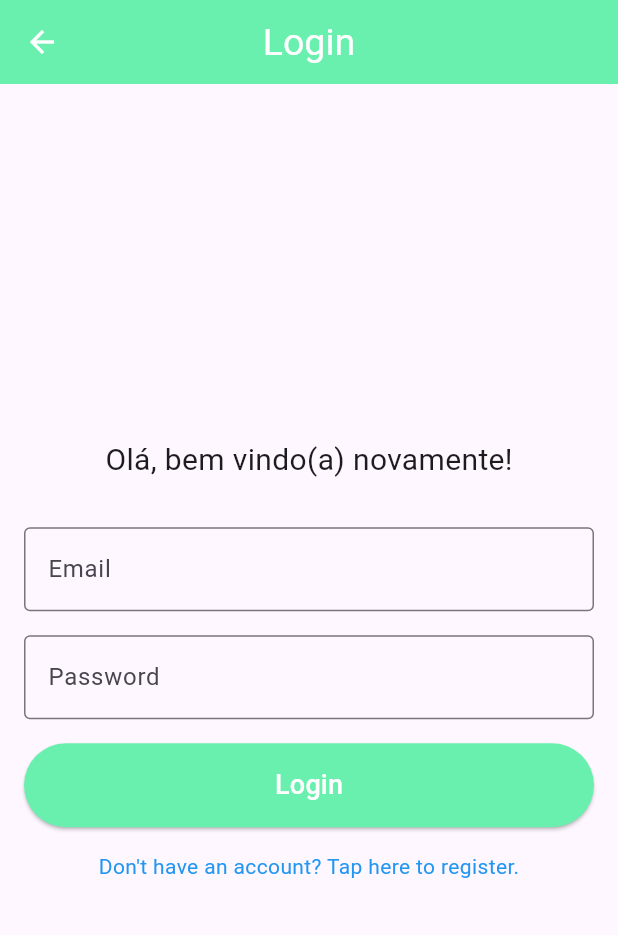
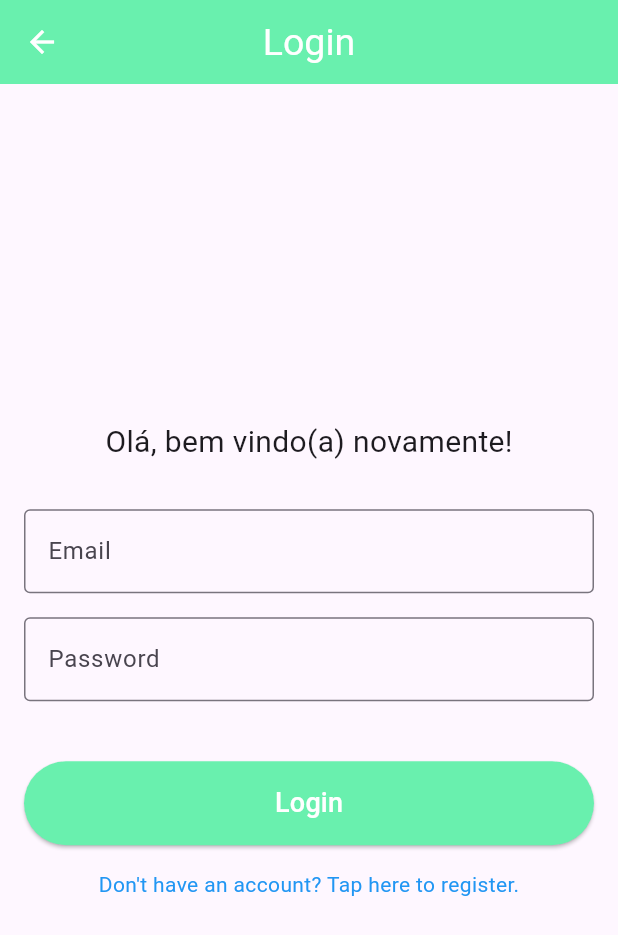
Before and after one commit to mablds/where2play, a Flutter app: the screen it shows after launch, after a tap on "Login", on a phone screen of 412 x 824 dp. Shown: the top 935 px of the screen. Run offline on Flutter 3.47's test engine with Material 2 defaults, Android fonts, the phone set to English and light mode, and no system bars; our stand-ins replace bloc, equatable, firebase_auth, firebase_core, flutter_bloc; accounts and stored records are empty; generated files the repository leaves out were written again; network calls fail.

Commit message:
feat: add error states to login page

```diff
--- a/lib/features/login/presentation/cubit/login_state.dart
+++ b/lib/features/login/presentation/cubit/login_state.dart
@@ -5,18 +5,22 @@ enum LoginStatus { initial, loading, error, success }
 class LoginState extends Equatable {
   const LoginState({
     this.status = LoginStatus.initial,
+    this.errorMessage,
   });
 
   final LoginStatus status;
+  final String? errorMessage;
 
   LoginState copyWith({
     LoginStatus? status,
+    String? errorMessage,
   }) {
     return LoginState(
       status: status ?? this.status,
+      errorMessage: errorMessage ?? this.errorMessage,
     );
   }
 
   @override
-  List<Object?> get props => <Object?>[status];
+  List<Object?> get props => <Object?>[status, errorMessage];
 }
--- a/lib/features/login/presentation/screens/login.dart
+++ b/lib/features/login/presentation/screens/login.dart
@@ -25,6 +25,23 @@ class LoginPage extends StatelessWidget {
             }
           },
           builder: (context, state) {
+            if (state.status == LoginStatus.error) {
+              return AlertDialog.adaptive(
+                title: const Text('Falha ao autenticar'),
+                content: Text(state.errorMessage ?? ''),
+                actions: [
+                  GestureDetector(
+                    child: const Center(
+                      child: Text(
+                        'Tentar novamente',
+                        style: TextStyle(height: 4),
+                      ),
+                    ),
+                    onTap: () => cubit.resetLoginPageStatus(),
+                  )
+                ],
+              );
+            }
             return Column(
               mainAxisAlignment: MainAxisAlignment.center,
               crossAxisAlignment: CrossAxisAlignment.stretch,
@@ -52,7 +69,7 @@ class LoginPage extends StatelessWidget {
                     border: OutlineInputBorder(),
                   ),
                 ),
-                const SizedBox(height: 16),
+                const SizedBox(height: 40),
                 ElevatedButton(
                   style: ElevatedButton.styleFrom(
                     backgroundColor: Colors.greenAccent,
```
Also changed, not shown: lib/features/login/data/data_sources/login_data_source_impl.dart (+2 -6 lines), lib/features/login/presentation/cubit/login_cubit.dart (+40 -1 lines), pubspec.lock, 2 other files.
